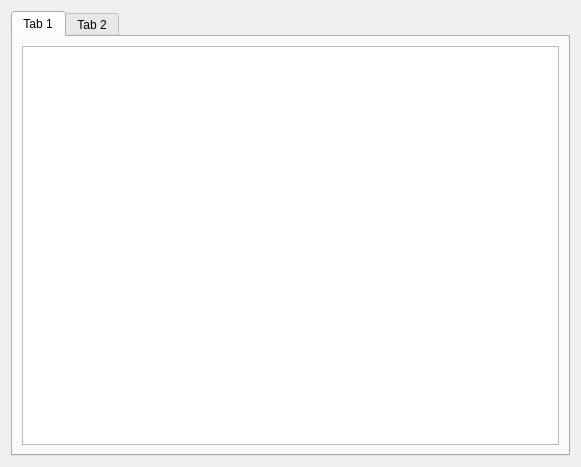
CMillions/Cloudplug-Control, file src/modules/ui_files/memory_map_dialog.ui: the form before one commit.
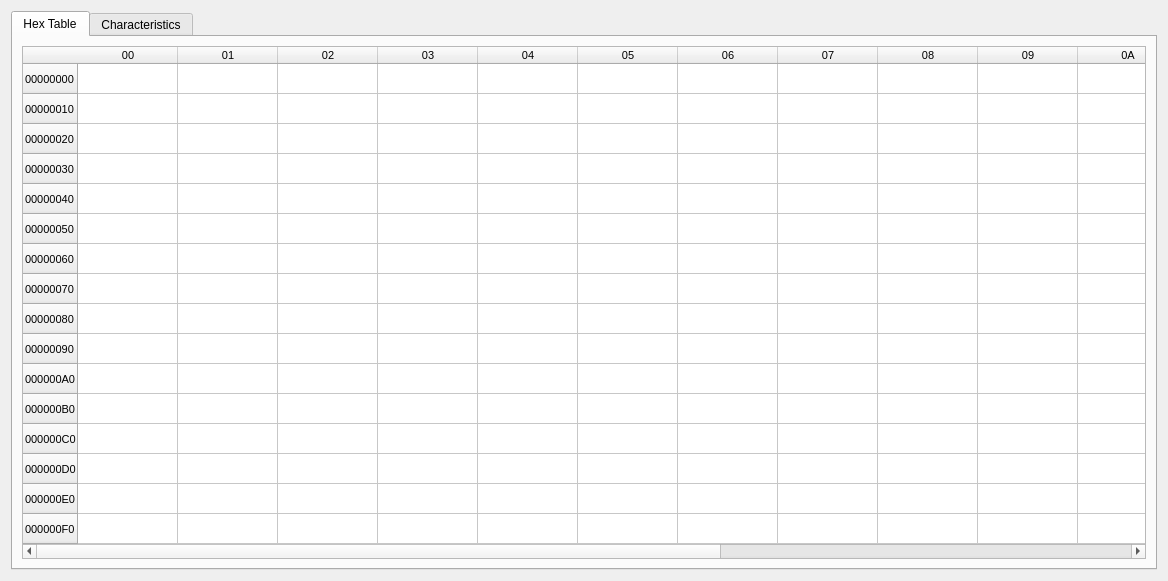
The form after the commit.

Commit message: Added hex table dialog

What changed in the file:
```diff
--- a/src/modules/ui_files/memory_map_dialog.ui
+++ b/src/modules/ui_files/memory_map_dialog.ui
@@ -6,8 +6,8 @@
    <rect>
     <x>0</x>
     <y>0</y>
-    <width>581</width>
-    <height>467</height>
+    <width>1168</width>
+    <height>581</height>
    </rect>
   </property>
   <property name="windowTitle">
@@ -16,22 +16,367 @@
   <layout class="QGridLayout" name="gridLayout_2">
    <item row="0" column="0">
     <widget class="QTabWidget" name="tabWidget">
+     <property name="font">
+      <font>
+       <weight>50</weight>
+       <bold>false</bold>
+      </font>
+     </property>
      <property name="currentIndex">
       <number>0</number>
      </property>
      <widget class="QWidget" name="tab">
       <attribute name="title">
-       <string>Tab 1</string>
+       <string>Hex Table</string>
       </attribute>
       <layout class="QGridLayout" name="gridLayout">
        <item row="0" column="0">
-        <widget class="QTableWidget" name="tableWidget"/>
+        <widget class="QTableWidget" name="tableWidget">
+         <row>
+          <property name="text">
+           <string>00000000</string>
+          </property>
+          <property name="font">
+           <font>
+            <pointsize>8</pointsize>
+           </font>
+          </property>
+         </row>
+         <row>
+          <property name="text">
+           <string>00000010</string>
+          </property>
+          <property name="font">
+           <font>
+            <pointsize>8</pointsize>
+           </font>
+          </property>
+         </row>
+         <row>
+          <property name="text">
+           <string>00000020</string>
+          </property>
+          <property name="font">
+           <font>
+            <pointsize>8</pointsize>
+           </font>
+          </property>
+         </row>
+         <row>
+          <property name="text">
+           <string>00000030</string>
+          </property>
+          <property name="font">
+           <font>
+            <pointsize>8</pointsize>
+           </font>
+          </property>
+         </row>
+         <row>
+          <property name="text">
+           <string>00000040</string>
+          </property>
+          <property name="font">
+           <font>
+            <pointsize>8</pointsize>
+           </font>
+          </property>
+         </row>
+         <row>
+          <property name="text">
+           <string>00000050</string>
+          </property>
+          <property name="font">
+           <font>
+            <pointsize>8</pointsize>
+           </font>
+          </property>
+         </row>
+         <row>
+          <property name="text">
+           <string>00000060</string>
+          </property>
+          <property name="font">
+           <font>
+            <pointsize>8</pointsize>
+           </font>
+          </property>
+         </row>
+         <row>
+          <property name="text">
+           <string>00000070</string>
+          </property>
+          <property name="font">
+           <font>
+            <pointsize>8</pointsize>
+           </font>
+          </property>
+         </row>
+         <row>
+          <property name="text">
+           <string>00000080</string>
+          </property>
+          <property name="font">
+           <font>
+            <pointsize>8</pointsize>
+           </font>
+          </property>
+         </row>
+         <row>
+          <property name="text">
+           <string>00000090</string>
+          </property>
+          <property name="font">
+           <font>
+            <pointsize>8</pointsize>
+           </font>
+          </property>
+         </row>
+         <row>
+          <property name="text">
+           <string>000000A0</string>
+          </property>
+          <property name="font">
+           <font>
+            <pointsize>8</pointsize>
+           </font>
+          </property>
+         </row>
+         <row>
+          <property name="text">
+           <string>000000B0</string>
+          </property>
+          <property name="font">
+           <font>
+            <pointsize>8</pointsize>
+           </font>
+          </property>
+         </row>
+         <row>
+          <property name="text">
+           <string>000000C0</string>
+          </property>
+          <property name="font">
+           <font>
+            <pointsize>8</pointsize>
+           </font>
+          </property>
+         </row>
+         <row>
+          <property name="text">
+           <string>000000D0</string>
+          </property>
+          <property name="font">
+           <font>
+            <pointsize>8</pointsize>
+           </font>
+          </property>
+         </row>
+         <row>
+          <property name="text">
+           <string>000000E0</string>
+          </property>
+          <property name="font">
+           <font>
+            <pointsize>8</pointsize>
+           </font>
+          </property>
+         </row>
+         <row>
+          <property name="text">
+           <string>000000F0</string>
+          </property>
+          <property name="font">
+           <font>
+            <pointsize>8</pointsize>
+           </font>
+          </property>
+         </row>
+         <column>
+          <property name="text">
+           <string>00</string>
+          </property>
+          <property name="font">
+           <font>
+            <pointsize>8</pointsize>
+            <weight>50</weight>
+            <bold>false</bold>
+           </font>
+          </property>
+         </column>
+         <column>
+          <property name="text">
+           <string>01</string>
+          </property>
+          <property name="font">
+           <font>
+            <pointsize>8</pointsize>
+           </font>
+          </property>
+         </column>
+         <column>
+          <property name="text">
+           <string>02</string>
+          </property>
+          <property name="font">
+           <font>
+            <pointsize>8</pointsize>
+           </font>
+          </property>
+         </column>
+         <column>
+          <property name="text">
+           <string>03</string>
+          </property>
+          <property name="font">
+           <font>
+            <pointsize>8</pointsize>
+           </font>
+          </property>
+         </column>
+         <column>
+          <property name="text">
+           <string>04</string>
+          </property>
+          <property name="font">
+           <font>
+            <pointsize>8</pointsize>
+           </font>
+          </property>
+         </column>
+         <column>
+          <property name="text">
+           <string>05</string>
+          </property>
+          <property name="font">
+           <font>
+            <pointsize>8</pointsize>
+           </font>
+          </property>
+         </column>
+         <column>
+          <property name="text">
+           <string>06</string>
+          </property>
+          <property name="font">
+           <font>
+            <pointsize>8</pointsize>
+           </font>
+          </property>
+         </column>
+         <column>
+          <property name="text">
+           <string>07</string>
+          </property>
+          <property name="font">
+           <font>
+            <pointsize>8</pointsize>
+           </font>
+          </property>
+         </column>
+         <column>
+          <property name="text">
+           <string>08</string>
+          </property>
+          <property name="font">
+           <font>
+            <pointsize>8</pointsize>
+           </font>
+          </property>
+         </column>
+         <column>
+          <property name="text">
+           <string>09</string>
+          </property>
+          <property name="font">
+           <font>
+            <pointsize>8</pointsize>
+           </font>
+          </property>
+         </column>
+         <column>
+          <property name="text">
+           <string>0A</string>
+          </property>
+          <property name="font">
+           <font>
+            <pointsize>8</pointsize>
+           </font>
+          </property>
+         </column>
+         <column>
+          <property name="text">
+           <string>0B</string>
+          </property>
+          <property name="font">
+           <font>
+            <pointsize>8</pointsize>
+           </font>
+          </property>
+         </column>
+         <column>
+          <property name="text">
+           <string>0C</string>
+          </property>
+          <property name="font">
+           <font>
+            <pointsize>8</pointsize>
+           </font>
+          </property>
+         </column>
+         <column>
+          <property name="text">
+           <string>0D</string>
+          </property>
+          <property name="font">
+           <font>
+            <pointsize>8</pointsize>
+           </font>
+          </property>
+         </column>
+         <column>
+          <property name="text">
+           <string>0E</string>
+          </property>
+          <property name="font">
+           <font>
+            <pointsize>8</pointsize>
+           </font>
+          </property>
+         </column>
+         <column>
+          <property name="text">
+           <string>0F</string>
+          </property>
+          <property name="font">
+           <font>
+            <pointsize>8</pointsize>
+           </font>
+          </property>
+         </column>
+         <item row="0" column="0">
+          <property name="text">
+           <string/>
+          </property>
+          <property name="font">
+           <font>
+            <pointsize>11</pointsize>
+           </font>
+          </property>
+          <property name="textAlignment">
+           <set>AlignCenter</set>
+          </property>
+          <property name="flags">
+           <set>ItemIsSelectable|ItemIsUserCheckable|ItemIsEnabled</set>
+          </property>
+         </item>
+        </widget>
        </item>
       </layout>
      </widget>
      <widget class="QWidget" name="tab_2">
       <attribute name="title">
-       <string>Tab 2</string>
+       <string>Characteristics</string>
       </attribute>
      </widget>
     </widget>
```
Left out of the diff: 3 changed lines with no effect on the pictures. The commit also changes 6 other files.
